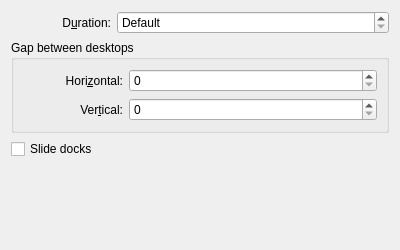
KDE/kwin, file effects/slide/slide_config.ui: the form before one commit.
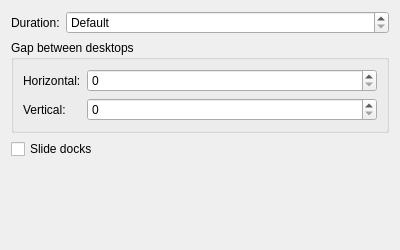
The form after the commit.

Commit message:
[effects/slide] Use FormLayout in KCM
Summary:
HBoxLayout was a bad choice for label-spinbox pairs. Use appropriate
layout(FormLayout) for such things.

Test Plan: The KCM still looks the same.

Reviewers: #kwin, mart

Reviewed By: #kwin, mart

Subscribers: kwin

Tags: #kwin

What changed in the file:
```diff
--- a/effects/slide/slide_config.ui
+++ b/effects/slide/slide_config.ui
@@ -12,27 +12,15 @@
   </property>
   <layout class="QVBoxLayout" name="verticalLayout">
    <item>
-    <layout class="QHBoxLayout" name="layout_Duration">
-     <item>
+    <layout class="QFormLayout" name="layout_Duration">
+     <item row="0" column="0">
       <widget class="QLabel" name="label_Duration">
-       <property name="minimumSize">
-        <size>
-         <width>100</width>
-         <height>0</height>
-        </size>
-       </property>
        <property name="text">
-        <string>D&amp;uration:</string>
-       </property>
-       <property name="alignment">
-        <set>Qt::AlignRight|Qt::AlignTrailing|Qt::AlignVCenter</set>
-       </property>
-       <property name="buddy">
-        <cstring>kcfg_Duration</cstring>
+        <string>Duration:</string>
        </property>
       </widget>
      </item>
-     <item>
+     <item row="0" column="1">
       <widget class="QSpinBox" name="kcfg_Duration">
        <property name="sizePolicy">
         <sizepolicy hsizetype="Expanding" vsizetype="Fixed">
@@ -40,12 +28,6 @@
          <verstretch>0</verstretch>
         </sizepolicy>
        </property>
-       <property name="minimumSize">
-        <size>
-         <width>0</width>
-         <height>0</height>
-        </size>
-       </property>
        <property name="specialValueText">
         <string extracomment="Duration of the slide animation.">Default</string>
        </property>
@@ -63,36 +45,19 @@
     </layout>
    </item>
    <item>
-    <widget class="QGroupBox" name="groupbox_Gaps">
-     <property name="enabled">
-      <bool>true</bool>
-     </property>
+    <widget class="QGroupBox" name="groupBox_Gaps">
      <property name="title">
       <string>Gap between desktops</string>
      </property>
-     <layout class="QVBoxLayout" name="verticalLayout_2">
-      <item>
-       <layout class="QHBoxLayout" name="layout_HorizontalGap">
-        <item>
+     <layout class="QFormLayout" name="formLayout_2">
+      <item row="0" column="0">
          <widget class="QLabel" name="label_HorizontalGap">
-          <property name="minimumSize">
-           <size>
-            <width>100</width>
-            <height>0</height>
-           </size>
-          </property>
           <property name="text">
-           <string>Hori&amp;zontal:</string>
-          </property>
-          <property name="alignment">
-           <set>Qt::AlignRight|Qt::AlignTrailing|Qt::AlignVCenter</set>
-          </property>
-          <property name="buddy">
-           <cstring>kcfg_HorizontalGap</cstring>
+         <string>Horizontal:</string>
           </property>
          </widget>
         </item>
-        <item>
+      <item row="0" column="1">
          <widget class="QSpinBox" name="kcfg_HorizontalGap">
           <property name="sizePolicy">
            <sizepolicy hsizetype="Expanding" vsizetype="Fixed">
@@ -100,9 +65,6 @@
             <verstretch>0</verstretch>
            </sizepolicy>
           </property>
-          <property name="suffix">
-           <string/>
-          </property>
           <property name="maximum">
            <number>1000</number>
           </property>
@@ -111,30 +73,14 @@
           </property>
          </widget>
         </item>
-       </layout>
-      </item>
-      <item>
-       <layout class="QHBoxLayout" name="layout_VerticalGap">
-        <item>
+      <item row="1" column="0">
          <widget class="QLabel" name="label_VerticalGap">
-          <property name="minimumSize">
-           <size>
-            <width>100</width>
-            <height>0</height>
-           </size>
-          </property>
           <property name="text">
-           <string>Ver&amp;tical:</string>
-          </property>
-          <property name="alignment">
-           <set>Qt::AlignRight|Qt::AlignTrailing|Qt::AlignVCenter</set>
-          </property>
-          <property name="buddy">
-           <cstring>kcfg_VerticalGap</cstring>
+         <string>Vertical:</string>
           </property>
          </widget>
         </item>
-        <item>
+      <item row="1" column="1">
          <widget class="QSpinBox" name="kcfg_VerticalGap">
           <property name="sizePolicy">
            <sizepolicy hsizetype="Expanding" vsizetype="Fixed">
@@ -149,8 +95,6 @@
            <number>5</number>
           </property>
          </widget>
-        </item>
-       </layout>
       </item>
      </layout>
     </widget>
```
Lines whose indentation alone changed are shown as unchanged.
